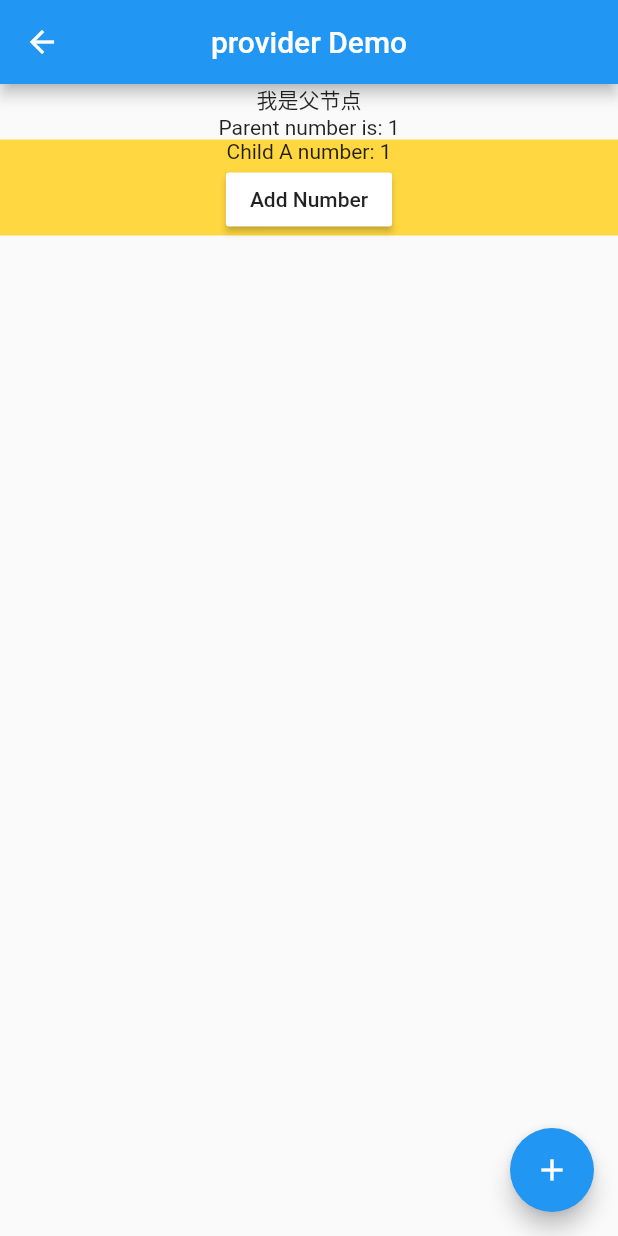
After one commit to hangYq/zeus_flutter, a Flutter app: the ProviderDemoPage screen opened by its route, after a tap on "Add Number", on a phone screen of 412 x 824 dp. The commit adds this screen. Run offline on Flutter 3.47's test engine with Material 2 defaults, Android fonts, the phone set to English and light mode, and no system bars; generated files the repository leaves out were written again.

Commit message:
feat: provider demo

```diff
--- /dev/null
+++ b/lib/pages/provider_page/view.dart
@@ -0,0 +1,76 @@
+import 'package:flutter/material.dart';
+
+import 'package:provider/provider.dart';
+
+class ProviderDemoPage extends StatelessWidget {
+  ProviderDemoPage({super.key});
+  var _providerViewModel = ProviderViewModel();
+  @override
+  Widget build(BuildContext context) {
+    return Container(
+      child: Scaffold(
+        appBar: AppBar(
+          title: Text('provider Demo'),
+          centerTitle: true,
+        ),
+        body: ChangeNotifierProvider.value(
+          value: _providerViewModel,
+          builder: (context, child) {
+            return Column(
+              children: [
+                const Text("我是父节点"),
+                Text(
+                    "Parent number is: ${Provider.of<ProviderViewModel>(context).number}"),
+                ChildA(),
+                //ChildB(),
+                //ChildC()
+              ],
+            );
+          },
+        ),
+        floatingActionButton: FloatingActionButton(
+          child: const Icon(Icons.add),
+          onPressed: () {
+            _providerViewModel.addNumber();
+          }, //使用context.read不会调用rebuild
+        ),
+      ),
+    );
+  }
+}
+
+class ChildA extends StatelessWidget {
+  @override
+  Widget build(BuildContext context) {
+    print("childA build");
+    return Container(
+      width: double.infinity,
+      color: Colors.amberAccent,
+      child: Column(
+        children: [
+          Text(
+              "Child A number: ${Provider.of<ProviderViewModel>(context).number}"),
+          MaterialButton(
+            child: const Text("Add Number"),
+            color: Colors.white,
+            onPressed: () {
+              Provider.of<ProviderViewModel>(context, listen: false)
+                  .addNumber();
+            },
+          )
+        ],
+      ),
+    );
+  }
+}
+
+class ProviderViewModel with ChangeNotifier {
+  int _number = 0;
+
+  get number => _number;
+
+  void addNumber() {
+    _number++;
+    notifyListeners();
+  }
+}
--- a/lib/routes/constants.dart
+++ b/lib/routes/constants.dart
@@ -5,4 +5,5 @@ class RoutesName {
   static const String scopedModel = "scoped_model";
   static const String inherited = "inherited";
   static const String customProvider = "custom_provider";
+  static const String providerPage = "provider_page";
 }
--- a/lib/routes/routes.dart
+++ b/lib/routes/routes.dart
@@ -5,6 +5,7 @@ import '../pages/button_page/view.dart';
 import '../pages/custom_provider_page/view.dart';
 import '../pages/home_page/view.dart';
 import '../pages/inherited_page/view.dart';
+import '../pages/provider_page/view.dart';
 import '../pages/scoped_model_page/view.dart';
 import './constants.dart';
 
@@ -24,5 +25,6 @@ class AppRoutes {
     RoutesName.inherited: (context, {arguments}) => InheritedDemoPage(),
     RoutesName.customProvider: (context, {arguments}) =>
         CustomProviderDemoPage(),
+    RoutesName.providerPage: (context, {arguments}) => ProviderDemoPage(),
   };
 }
--- a/pubspec.yaml
+++ b/pubspec.yaml
@@ -41,6 +41,7 @@ dependencies:
   path_provider: ^2.0.11
   camus_lints: ^1.0.1
   scoped_model: ^2.0.0
+  provider: ^6.0.4
 
 dev_dependencies:
   flutter_test:
```
Also changed, not shown: pubspec.lock.
